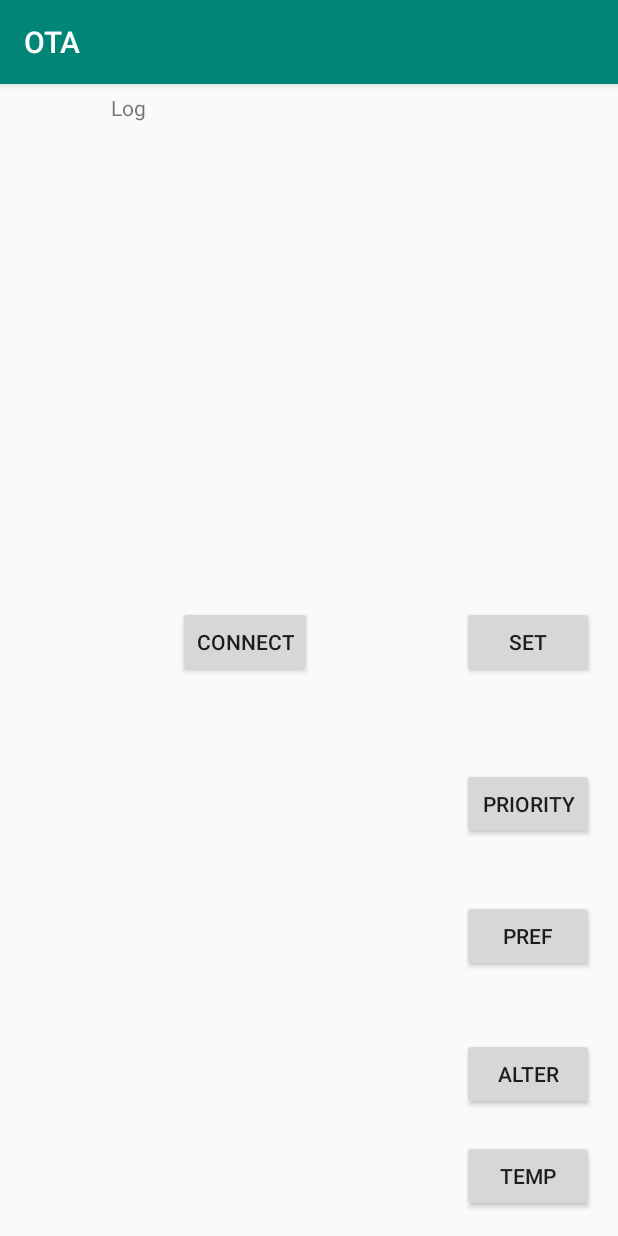
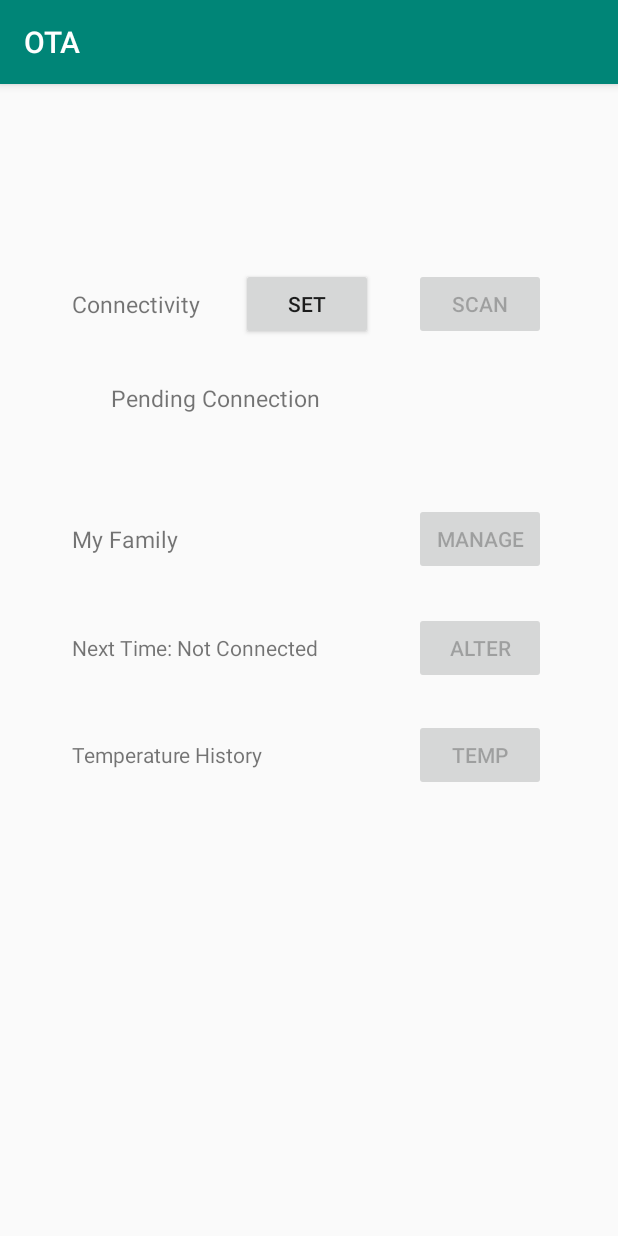
Before and after one commit to NotQuiteAwake/smart-aircon, an Android app: the screen it shows after launch (MainActivity), on a phone screen of 412 x 824 dp. Run offline under Robolectric (Android 15) with nearby library versions, the phone set to English and light mode, and no system bars; libraries missing offline, so code that uses them is left out: com.alibaba.fastjson; 1 statement that could not run was skipped.

Commit message:
Finish major UI redesigns

```diff
--- a/OTA/app/src/main/AndroidManifest.xml
+++ b/OTA/app/src/main/AndroidManifest.xml
@@ -12,7 +12,7 @@
 
         <activity android:name=".MemberManagerActivity"></activity>
         <activity android:name=".ViewTempActivity"></activity>
-        <activity android:name=".EditExpActivity"></activity>
+        <activity android:name=".EditMemberActivity"></activity>
         <activity android:name=".MainActivity">
             <intent-filter>
                 <action android:name="android.intent.action.MAIN" />
--- a/OTA/app/src/main/java/com/ota/jimmychen/ota/MainActivity.java
+++ b/OTA/app/src/main/java/com/ota/jimmychen/ota/MainActivity.java
@@ -7,9 +7,10 @@ import android.content.DialogInterface;
 import android.content.Intent;
 import android.content.pm.PackageManager;
 import android.os.Bundle;
+import android.os.Handler;
+import android.os.Looper;
 import android.support.v4.content.ContextCompat;
 import android.support.v7.app.AppCompatActivity;
-import android.text.method.ScrollingMovementMethod;
 import android.util.Log;
 import android.view.View;
 import android.widget.Button;
@@ -24,13 +25,16 @@ public class MainActivity extends AppCompatActivity {
     private boolean isInitialized = false;
     private boolean active_before_restore = false;
 
-    private TextView info_tv;
-    private Button set_ip, set_param, view_temp, connect, set_pref, set_prio;
+    private TextView conn_stat, time_stat;
+    private Button set_ip, set_next_time, view_temp, manage_member, scan_bt;
 
     private Networking network = new Networking(PORT_NUMBER);
 
     private Thread data_proc_thread = null;
     private Thread task_post_thread = null;
+    private Thread scanner_thread = null;
+
+    private Handler handler = new Handler();
 
     // Used to load the 'native-lib' library on application startup.
     static {
@@ -64,18 +68,28 @@ public class MainActivity extends AppCompatActivity {
         super.onCreate(savedInstanceState);
         setContentView(R.layout.activity_main);
 
-        info_tv = (TextView)findViewById(R.id.info_tv);
+        conn_stat = (TextView)findViewById(R.id.connectivity_tv);
+        time_stat = (TextView)findViewById(R.id.next_time_tv);
+
         set_ip = (Button)findViewById(R.id.set_ip);
-        set_param = (Button)findViewById(R.id.manual_set);
+        set_next_time = (Button)findViewById(R.id.manual_set);
         view_temp = (Button)findViewById(R.id.view_temp);
-        connect = (Button)findViewById(R.id.connect_button);
-        set_pref = (Button)findViewById(R.id.set_pref);
-        set_prio = (Button)findViewById(R.id.set_prio);
+        manage_member = (Button)findViewById(R.id.manage_member);
+        scan_bt = (Button)findViewById(R.id.scan_button);
 
-        info_tv.setMovementMethod(ScrollingMovementMethod.getInstance());
         requestPermissions(new String[]{Manifest.permission.INTERNET}, 0);
 
-        set_prio.setOnClickListener(new View.OnClickListener() {
+        setAvailability(false);
+
+        scan_bt.setOnClickListener(new View.OnClickListener() {
+            @Override
+            public void onClick(View view) {
+                conn_stat.setText("Scanning for address");
+                scan();
+            }
+        });
+
+        manage_member.setOnClickListener(new View.OnClickListener() {
             @Override
             public void onClick(View view) {
                 Intent intent = new Intent();
@@ -85,13 +99,7 @@ public class MainActivity extends AppCompatActivity {
             }
         });
 
-        connect.setOnClickListener(new View.OnClickListener() {
-            @Override
-            public void onClick(View view) {
-                Log.i("connect", ip_address);
-                dataProc(ip_address);
-            }
-        });
+        //TODO: Mode the method inside set_ip. Start a new process + handler
 
         set_ip.setOnClickListener(new View.OnClickListener() {
             @Override
@@ -106,7 +114,7 @@ public class MainActivity extends AppCompatActivity {
                             public void onClick(DialogInterface dialogInterface, int i) {
                                 // TODO: There are usages of ip_address that didn't come with http://
                                 ip_address = "http://" + et.getText().toString();
-                                network.setIp(ip_address);
+                                dataProc(ip_address);
                             }
                         })
                         .setNegativeButton("Cancel", null).show();
@@ -114,7 +122,7 @@ public class MainActivity extends AppCompatActivity {
             }
         });
 
-        set_param.setOnClickListener(new View.OnClickListener() {
+        set_next_time.setOnClickListener(new View.OnClickListener() {
             @Override
             public void onClick(View view) {
                 if (ip_address == null) { Toast.makeText(MainActivity.this, "Not Connected.", Toast.LENGTH_SHORT).show(); }
@@ -128,7 +136,7 @@ public class MainActivity extends AppCompatActivity {
                                 public void onClick(DialogInterface dialogInterface, int i) {
                                     pref = et.getText().toString();
                                     predictAlter(ip_address, pref);
-                                    Log.i("set_param", "Request Made");
+                                    Log.i("set_next_time", "Request Made");
                                 }
                             })
                             .setNegativeButton("Cancel", null).show();
@@ -147,19 +155,6 @@ public class MainActivity extends AppCompatActivity {
                 startActivity(intent);
             }
         });
-
-        set_pref.setOnClickListener(new View.OnClickListener() {
-            @Override
-            public void onClick(View view) {
-                Intent intent = new Intent();
-                intent.setClass(MainActivity.this, EditExpActivity.class);
-                intent.putExtra("ip_address", ip_address);
-                // TODO: should be replaced by the prime_user
-                intent.putExtra("person_id", "default");
-                startActivity(intent);
-            }
-        });
-        scan();
     }
 
     public void predictAlter(final String ip_address, final String pref) {
@@ -191,31 +186,53 @@ public class MainActivity extends AppCompatActivity {
     }
 
     public void scan() {
-        new Thread(new Runnable() {
+        if (scanner_thread != null) return;
+
+        scanner_thread = new Thread(new Runnable() {
             @Override
             public void run() {
                 NetworkScanner scanner = new NetworkScanner();
                 scanner.scan();
-                String ip = scanner.getAcAddress();
-                if (ip != null) ip_address = ip;
+                final String ip = scanner.getAcAddress();
+                if (data_proc_thread != null) return;
+                if (ip != null) ip_address = "http://" + ip;
                 Log.i(ACTIVITY_TAG, "Scan complete. Address is " + ip_address);
+                runOnUiThread(new Runnable() {
+                    @Override
+                    public void run() {
+                        if (ip_address != null) conn_stat.setText("Located conditioner@" + ip_address + ". Now connecting.");
+                        else {
+                            conn_stat.setText("Scanning failed. Please add manually.");
+                        }
+                    }
+                });
+                if (ip != null) { dataProc(ip_address); }
             }
-        }).start();
+        });
+        scanner_thread.start();
     }
 
     public void dataProc(final String ip_address) {
+        network.setIp(ip_address);
         if (data_proc_thread != null) {
-            Toast.makeText(MainActivity.this, "Thread exists. Restarting.", Toast.LENGTH_SHORT).show();
+            Log.i(ACTIVITY_TAG, "Thread exists, restarting.");
             data_proc_thread.interrupt();
         }
         data_proc_thread = new Thread() {
             @Override
             public void run() {
                 isInitialized = false;
-                info_tv.setText("The connection has been established.\nHowever, initialization is not yet done.");
                 while (!isInitialized) {
+                    runOnUiThread(new Runnable() {
+                        @Override
+                        public void run() {
+                            conn_stat.setText("Connected. Waiting for initialization to finish.");
+                        }
+                    });
                     updateInitState(ip_address);
-                    if (Thread.currentThread().isInterrupted()) { return; }
+                    if (Thread.currentThread().isInterrupted()) {
+                        return;
+                    }
                     try {
                         sleep(1000);
                     } catch (InterruptedException e) {
@@ -223,8 +240,17 @@ public class MainActivity extends AppCompatActivity {
                         return;
                     }
                 }
+                setAvailability(true);
+                runOnUiThread(new Runnable() {
+                    @Override
+                    public void run() {
+                        conn_stat.setText("Connected to conditioner@" + ip_address);
+                    }
+                });
                 while (true) {
-                    if (Thread.currentThread().isInterrupted()) { return; }
+                    if (Thread.currentThread().isInterrupted()) {
+                        return;
+                    }
                     try {
                         sleep(1000);
                     } catch (InterruptedException e) {
@@ -232,13 +258,30 @@ public class MainActivity extends AppCompatActivity {
                         e.printStackTrace();
                         return;
                     }
-                    String output = network.getStat();
-                    info_tv.setText(output);
+                    final int next_time = network.getNextTime();
+                    runOnUiThread(new Runnable() {
+                        @Override
+                        public void run() {
+                            time_stat.setText("Next Time: " + next_time);
+                        }
+                    });
                 }
             }
         };
         data_proc_thread.start();
-        Toast.makeText(MainActivity.this, "Thread started.", Toast.LENGTH_SHORT).show();
+        Log.i(ACTIVITY_TAG, "Thread started.");
+    }
+
+    private void setAvailability(final boolean enabled) {
+        runOnUiThread(new Runnable() {
+            @Override
+            public void run() {
+                view_temp.setEnabled(enabled);
+                set_next_time.setEnabled(enabled);
+                manage_member.setEnabled(enabled);
+                scan_bt.setEnabled(enabled);
+            }
+        });
     }
 
     public static boolean hasPermission(Context context) {
--- a/OTA/app/src/main/java/com/ota/jimmychen/ota/MemberManagerActivity.java
+++ b/OTA/app/src/main/java/com/ota/jimmychen/ota/MemberManagerActivity.java
@@ -4,8 +4,10 @@ import android.app.Activity;
 import android.content.Intent;
 import android.os.Bundle;
 import android.os.Handler;
+import android.support.v7.widget.DividerItemDecoration;
 import android.support.v7.widget.LinearLayoutManager;
 import android.support.v7.widget.RecyclerView;
+import android.view.Window;
 
 import java.util.List;
 
@@ -52,6 +54,7 @@ public class MemberManagerActivity extends Activity {
         mRecyclerView.setLayoutManager(mLayoutManager);
         mRecyclerView.setItemViewCacheSize(-1);
         setMemberAdapter();
+        mRecyclerView.addItemDecoration(new DividerItemDecoration(this, DividerItemDecoration.VERTICAL));
     }
 
     // TODO: make sure every server list has a built-in default option
@@ -60,7 +63,6 @@ public class MemberManagerActivity extends Activity {
         get_member_thread = new Thread(new Runnable() {
             @Override
             public void run() {
-                // TODO: apply better methods for interrupting.
                 if (Thread.currentThread().isInterrupted()) { return; }
                 member_list = network.getMemberList();
                 handler.post(setMemberAdapterRunnable);
--- a/OTA/app/src/main/res/layout/activity_main.xml
+++ b/OTA/app/src/main/res/layout/activity_main.xml
@@ -7,98 +7,111 @@
     android:focusableInTouchMode="true"
     tools:context=".MainActivity">
 
-    <android.support.constraint.Guideline
-        android:id="@+id/guideline"
-        android:layout_width="wrap_content"
-        android:layout_height="wrap_content"
-        android:orientation="vertical"
-        app:layout_constraintGuide_end="364dp" />
-
     <Button
         android:id="@+id/set_ip"
         android:layout_width="wrap_content"
         android:layout_height="wrap_content"
         android:layout_marginStart="8dp"
-        android:layout_marginTop="348dp"
         android:layout_marginEnd="8dp"
         android:text="@string/set"
-        app:layout_constraintEnd_toEndOf="parent"
-        app:layout_constraintHorizontal_bias="0.973"
-        app:layout_constraintStart_toStartOf="parent"
-        app:layout_constraintTop_toTopOf="parent" />
-
-    <TextView
-        android:id="@+id/info_tv"
-        android:layout_width="322dp"
-        android:layout_height="322dp"
-        android:layout_marginStart="8dp"
-        android:layout_marginBottom="20dp"
-        android:scrollbars="vertical"
-        android:text="Log"
-        app:layout_constraintBottom_toTopOf="@+id/set_ip"
-        app:layout_constraintEnd_toEndOf="@+id/set_ip"
-        app:layout_constraintHorizontal_bias="1.0"
-        app:layout_constraintStart_toStartOf="parent" />
+        app:layout_constraintBottom_toBottomOf="@+id/connectivity_title"
+        app:layout_constraintEnd_toStartOf="@+id/scan_button"
+        app:layout_constraintStart_toEndOf="@+id/connectivity_title"
+        app:layout_constraintTop_toTopOf="@+id/connectivity_title" />
 
     <Button
         android:id="@+id/manual_set"
         android:layout_width="wrap_content"
         android:layout_height="wrap_content"
-        android:layout_marginStart="8dp"
-        android:layout_marginBottom="84dp"
         android:text="ALTER"
-        app:layout_constraintBottom_toBottomOf="parent"
-        app:layout_constraintEnd_toEndOf="@+id/set_ip"
-        app:layout_constraintHorizontal_bias="1.0"
-        app:layout_constraintStart_toStartOf="@+id/info_tv" />
+        app:layout_constraintBottom_toBottomOf="@+id/next_time_tv"
+        app:layout_constraintEnd_toEndOf="@+id/manage_member"
+        app:layout_constraintStart_toStartOf="@+id/manage_member"
+        app:layout_constraintTop_toTopOf="@+id/next_time_tv" />
 
     <Button
         android:id="@+id/view_temp"
         android:layout_width="wrap_content"
         android:layout_height="wrap_content"
-        android:layout_marginTop="20dp"
         android:text="Temp"
+        app:layout_constraintBottom_toBottomOf="@+id/temp_history"
         app:layout_constraintEnd_toEndOf="@+id/manual_set"
-        app:layout_constraintHorizontal_bias="0.0"
         app:layout_constraintStart_toStartOf="@+id/manual_set"
-        app:layout_constraintTop_toBottomOf="@+id/manual_set" />
+        app:layout_constraintTop_toTopOf="@+id/temp_history" />
 
     <Button
-        android:id="@+id/connect_button"
+        android:id="@+id/scan_button"
         android:layout_width="wrap_content"
         android:layout_height="wrap_content"
-        android:layout_marginEnd="100dp"
-        android:text="Connect"
+        android:layout_marginEnd="48dp"
+        android:text="SCAN"
         app:layout_constraintBottom_toBottomOf="@+id/set_ip"
-        app:layout_constraintEnd_toStartOf="@+id/set_ip"
-        app:layout_constraintTop_toTopOf="@+id/set_ip" />
+        app:layout_constraintEnd_toEndOf="parent"
+        app:layout_constraintTop_toTopOf="@+id/set_ip"
+        app:layout_constraintVertical_bias="0.0" />
 
     <Button
-        android:id="@+id/set_pref"
+        android:id="@+id/manage_member"
         android:layout_width="wrap_content"
         android:layout_height="wrap_content"
-        android:layout_marginTop="8dp"
-        android:layout_marginBottom="44dp"
-        android:text="Pref"
-        app:layout_constraintBottom_toTopOf="@+id/manual_set"
-        app:layout_constraintEnd_toEndOf="@+id/manual_set"
-        app:layout_constraintHorizontal_bias="0.0"
-        app:layout_constraintStart_toStartOf="@+id/manual_set"
-        app:layout_constraintTop_toBottomOf="@+id/info_tv"
-        app:layout_constraintVertical_bias="1.0" />
+        android:text="Manage"
+        app:layout_constraintBottom_toBottomOf="@+id/my_family_tv"
+        app:layout_constraintEnd_toEndOf="@+id/scan_button"
+        app:layout_constraintStart_toStartOf="@+id/scan_button"
+        app:layout_constraintTop_toTopOf="@+id/my_family_tv" />
 
-    <Button
-        android:id="@+id/set_prio"
+    <TextView
+        android:id="@+id/connectivity_title"
         android:layout_width="wrap_content"
         android:layout_height="wrap_content"
-        android:layout_marginTop="8dp"
-        android:layout_marginBottom="40dp"
-        android:text="Priority"
-        app:layout_constraintBottom_toTopOf="@+id/set_pref"
-        app:layout_constraintEnd_toEndOf="@+id/set_pref"
-        app:layout_constraintHorizontal_bias="0.0"
-        app:layout_constraintStart_toStartOf="@+id/set_pref"
-        app:layout_constraintTop_toBottomOf="@+id/set_ip"
-        app:layout_constraintVertical_bias="1.0" />
+        android:layout_marginStart="48dp"
+        android:layout_marginTop="136dp"
+        android:text="Connectivity"
+        android:textSize="15dp"
+        app:layout_constraintStart_toStartOf="parent"
+        app:layout_constraintTop_toTopOf="parent" />
+
+    <TextView
+        android:id="@+id/connectivity_tv"
+        android:layout_width="263dp"
+        android:layout_height="42dp"
+        android:layout_marginStart="8dp"
+        android:layout_marginTop="28dp"
+        android:layout_marginEnd="8dp"
+        android:singleLine="false"
+        android:text="Pending Connection"
+        android:textSize="15dp"
+        app:layout_constraintEnd_toEndOf="@+id/scan_button"
+        app:layout_constraintHorizontal_bias="0.485"
+        app:layout_constraintStart_toStartOf="@+id/connectivity_title"
+        app:layout_constraintTop_toBottomOf="@+id/set_ip" />
+
+    <TextView
+        android:id="@+id/my_family_tv"
+        android:layout_width="wrap_content"
+        android:layout_height="wrap_content"
+        android:layout_marginTop="52dp"
+        android:text="My Family"
+        android:textSize="15dp"
+        app:layout_constraintStart_toStartOf="@+id/connectivity_title"
+        app:layout_constraintTop_toBottomOf="@+id/connectivity_tv" />
+
+    <TextView
+        android:id="@+id/next_time_tv"
+        android:layout_width="wrap_content"
+        android:layout_height="wrap_content"
+        android:layout_marginTop="52dp"
+        android:text="Next Time: Not Connected"
+        app:layout_constraintStart_toStartOf="@+id/my_family_tv"
+        app:layout_constraintTop_toBottomOf="@+id/my_family_tv" />
+
+    <TextView
+        android:id="@+id/temp_history"
+        android:layout_width="wrap_content"
+        android:layout_height="wrap_content"
+        android:layout_marginTop="52dp"
+        android:text="Temperature History"
+        app:layout_constraintStart_toStartOf="@+id/next_time_tv"
+        app:layout_constraintTop_toBottomOf="@+id/next_time_tv" />
 
 </android.support.constraint.ConstraintLayout>
```
Also changed, not shown: OTA/app/src/main/java/com/ota/jimmychen/ota/EditMemberActivity.java (renamed from OTA/app/src/main/java/com/ota/jimmychen/ota/EditExpActivity.java, +9 -9 lines), OTA/app/src/main/java/com/ota/jimmychen/ota/Networking.java (+12 -0 lines), OTA/app/src/main/java/com/ota/jimmychen/ota/ViewTempActivity.java (+6 -2 lines), OTA/app/src/main/java/com/ota/jimmychen/ota/listAdapter.java (+18 -15 lines), OTA/app/src/main/res/layout/activity_editexp.xml (deleted, +0 -13 lines), OTA/app/src/main/res/layout/activity_editmember.xml (added, +94 -0 lines), OTA/app/src/main/res/layout/item_base.xml (+5 -5 lines), 2 other files.
